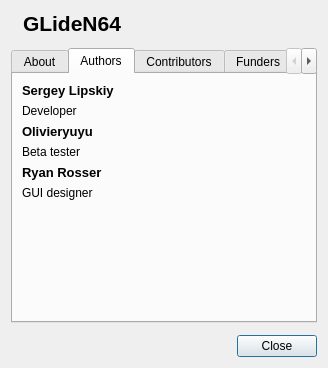
First picture: the form in src/GLideNUI/AboutDialog.ui, repository gonetz/GLideN64, before the edit.
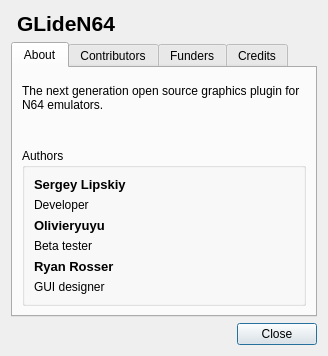
Second picture: the form after the edit. The open tabs and pages were chosen to show the change. Icons and pictures are not drawn.

Commit message: Authors moved to about tab

Patch:
```diff
--- a/src/GLideNUI/AboutDialog.ui
+++ b/src/GLideNUI/AboutDialog.ui
@@ -24,9 +24,6 @@
    <bool>true</bool>
   </property>
   <layout class="QVBoxLayout" name="verticalLayout_3">
-   <property name="spacing">
-    <number>12</number>
-   </property>
    <property name="sizeConstraint">
     <enum>QLayout::SetFixedSize</enum>
    </property>
@@ -75,26 +72,36 @@
        <height>275</height>
       </size>
      </property>
-     <widget class="QWidget" name="tab_5">
+     <widget class="QWidget" name="tab">
       <attribute name="title">
        <string>About</string>
       </attribute>
-      <layout class="QVBoxLayout" name="verticalLayout_7">
-       <item>
-        <widget class="QLabel" name="label_30">
-         <property name="text">
-          <string>The next generation open source video plugin for N64 emulators.</string>
-         </property>
-         <property name="wordWrap">
-          <bool>true</bool>
-         </property>
-        </widget>
-       </item>
+      <layout class="QVBoxLayout" name="verticalLayout_4">
+       <property name="spacing">
+        <number>12</number>
+       </property>
        <item>
         <spacer name="verticalSpacer_4">
          <property name="orientation">
           <enum>Qt::Vertical</enum>
          </property>
+        </spacer>
+       </item>
+       <item>
+        <widget class="QLabel" name="label_5">
+         <property name="text">
+          <string>The next generation open source graphics plugin for N64 emulators.</string>
+         </property>
+         <property name="wordWrap">
+          <bool>true</bool>
+         </property>
+        </widget>
+       </item>
+       <item>
+        <spacer name="verticalSpacer_3">
+         <property name="orientation">
+          <enum>Qt::Vertical</enum>
+         </property>
          <property name="sizeHint" stdset="0">
           <size>
            <width>0</width>
@@ -103,13 +110,12 @@
          </property>
         </spacer>
        </item>
-      </layout>
-     </widget>
-     <widget class="QWidget" name="tab">
-      <attribute name="title">
+       <item>
+        <widget class="QGroupBox" name="groupBox">
+         <property name="title">
        <string>Authors</string>
-      </attribute>
-      <layout class="QVBoxLayout" name="verticalLayout_4">
+         </property>
+         <layout class="QVBoxLayout" name="verticalLayout_9">
        <item>
         <widget class="QLabel" name="label_3">
          <property name="font">
@@ -182,18 +188,8 @@
          </property>
         </widget>
        </item>
-       <item>
-        <spacer name="verticalSpacer_3">
-         <property name="orientation">
-          <enum>Qt::Vertical</enum>
-         </property>
-         <property name="sizeHint" stdset="0">
-          <size>
-           <width>0</width>
-           <height>0</height>
-          </size>
-         </property>
-        </spacer>
+         </layout>
+        </widget>
        </item>
       </layout>
      </widget>
```
Lines whose indentation alone changed are shown as unchanged.
